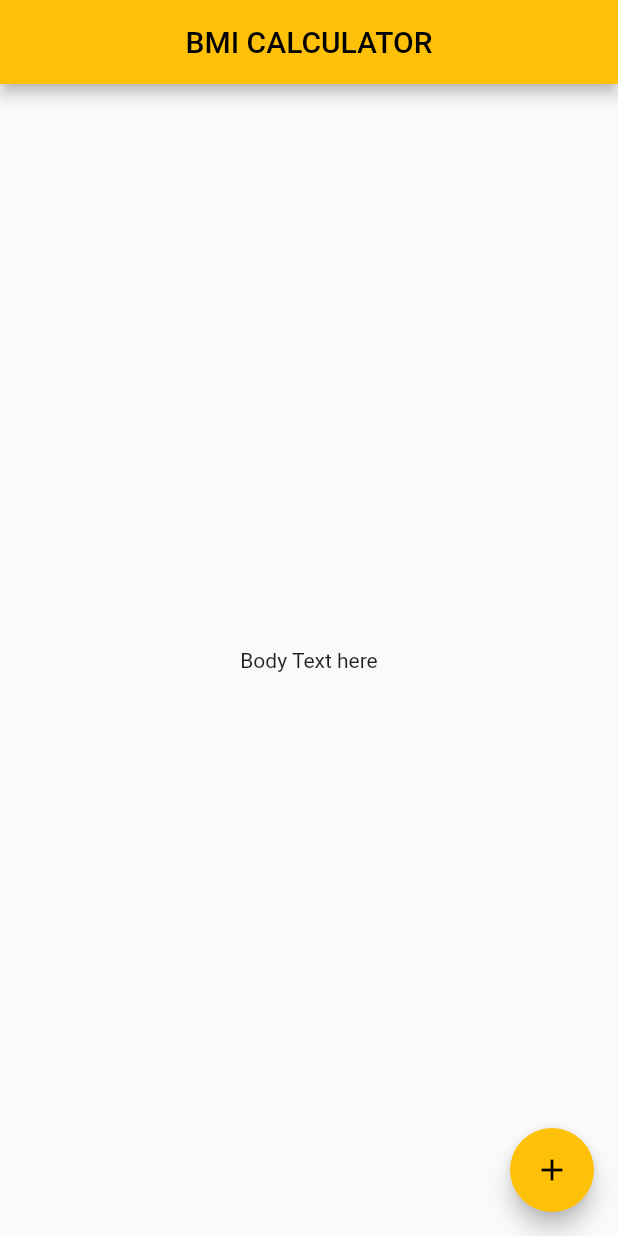
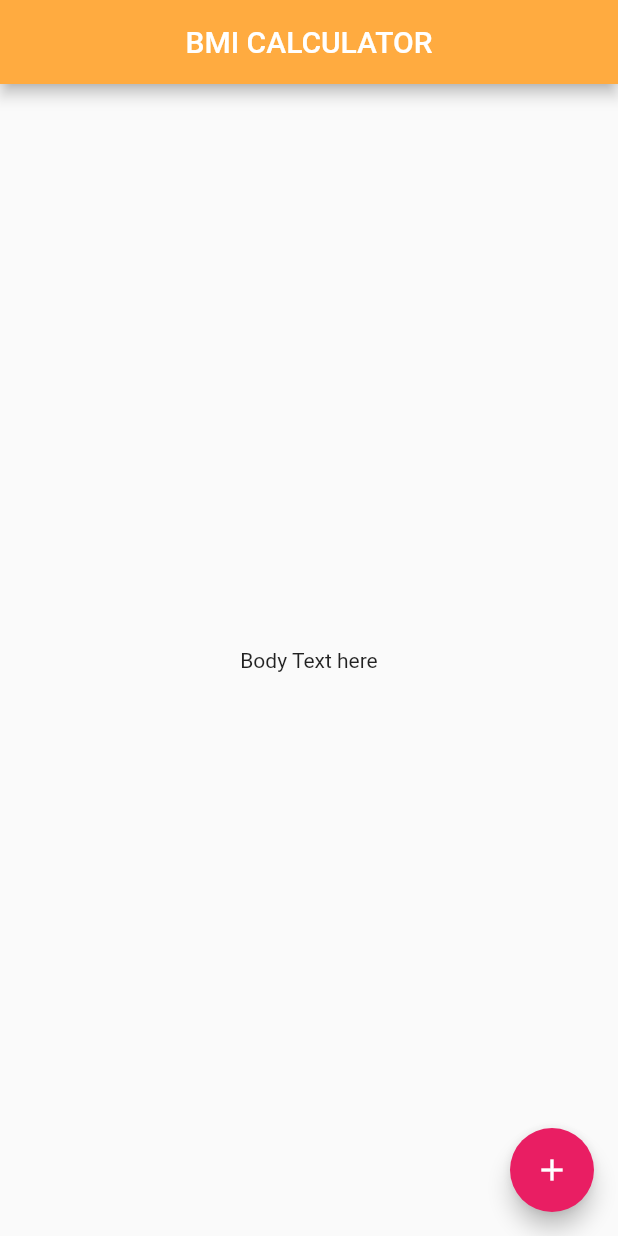
Before and after one commit to csk111165/BMICalculator, a Flutter app: the screen it shows after launch, on a phone screen of 412 x 824 dp. Run offline on Flutter 3.47's test engine with Material 2 defaults, Android fonts, the phone set to English and light mode, and no system bars.

Commit message:
Adding appBarTheme to change the app bar color

```diff
--- a/bmi_calculator/lib/main.dart
+++ b/bmi_calculator/lib/main.dart
@@ -8,7 +8,10 @@ class BMICalculator extends StatelessWidget {
     return MaterialApp(
       home: InputPage(),
       theme: ThemeData(
-        primarySwatch: Colors.amber,
+        primarySwatch: Colors.pink,
+        appBarTheme: AppBarTheme(
+          backgroundColor: Colors.orangeAccent,
+        ),
 
       ),
 
```
